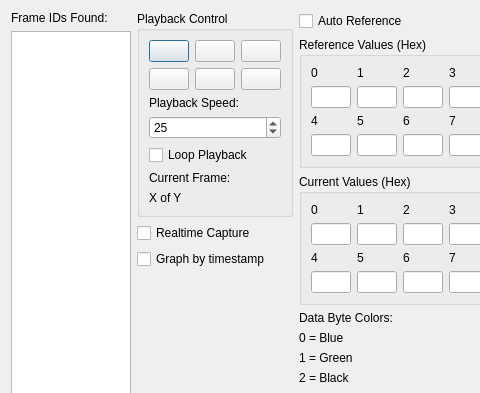
Qt form flowviewwindow.ui (collin80/SavvyCAN) before a commit; both pictures show x 0 to 480 and y 0 to 393 of the 1078 by 621 pixel window.
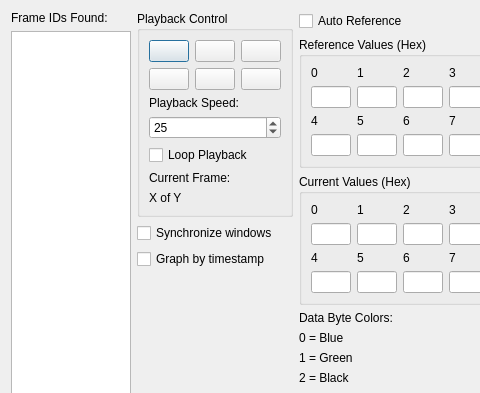
The same form after that commit. Icons and pictures are not drawn. Custom widgets are drawn as their Qt base class.

Commit message:
Added the ability to sync the main window and graph window to the flowview window so that while watching the flow the other two windows stay in sync.
This eats processor power. A lot. You probably won't be able to go much faster than 100ms intervals. It won't have any effect.

What changed in the file:
```diff
--- a/flowviewwindow.ui
+++ b/flowviewwindow.ui
@@ -204,7 +204,7 @@
         </sizepolicy>
        </property>
        <property name="text">
-        <string>Realtime Capture</string>
+        <string>Synchronize windows</string>
        </property>
       </widget>
      </item>
```
Left out of the diff: 2 changed lines with no effect on the pictures. The commit also changes 1 other file.
